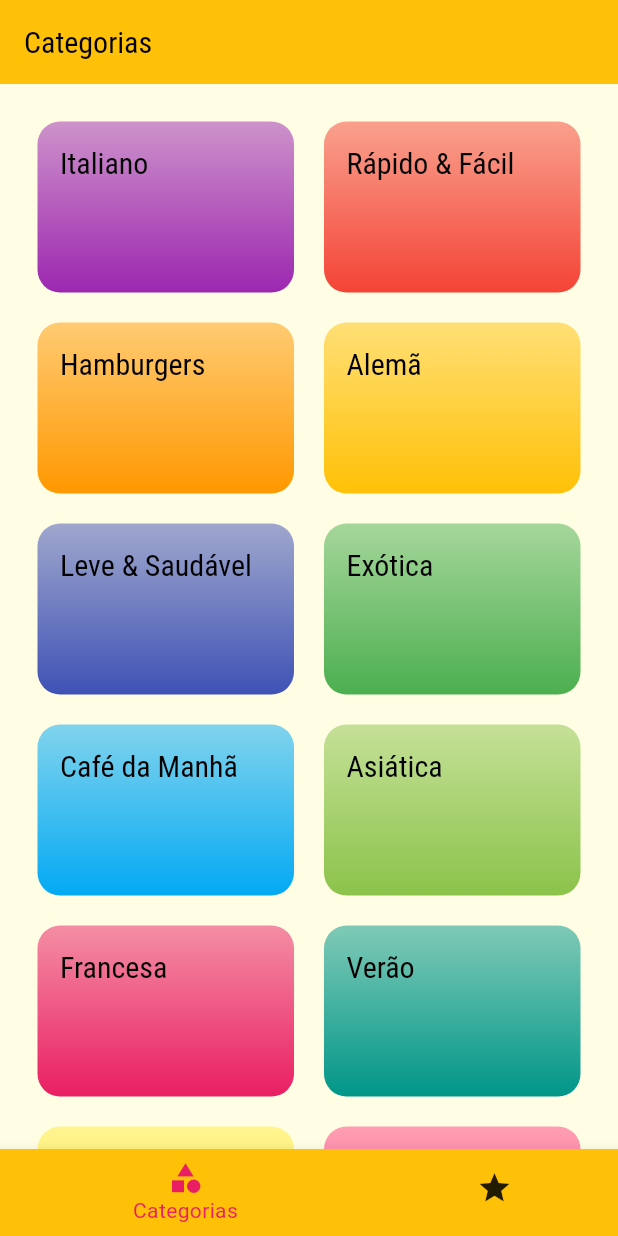
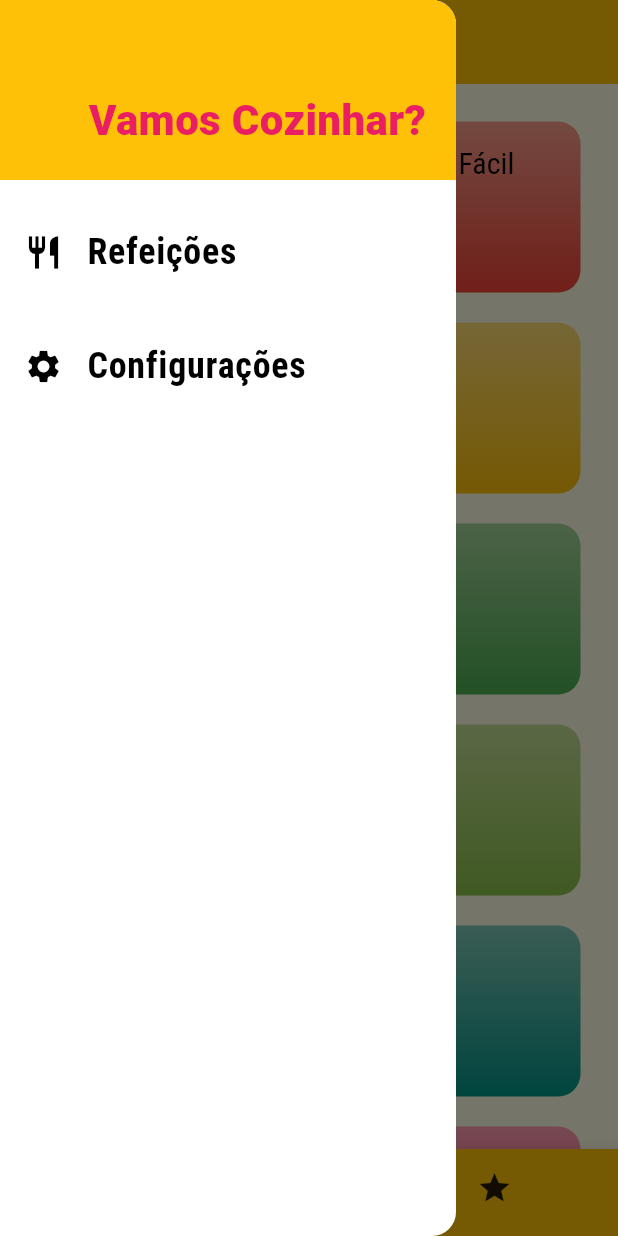
Before and after one commit to ArthurRCastilho/RecipesApp, a Flutter app: the screen it shows after launch, with the side drawer open (before the commit the screen has no drawer), on a phone screen of 412 x 824 dp. Run offline on Flutter 3.47's test engine with Material 3 defaults, Android fonts, the phone set to English and light mode, and no system bars.

Commit message:
Adicionando Drawer na página principal, com duas opções de configuração, que foi criada a tela de configuração, e configurado a rota para página de configuração, e o botão de refeições, que abre a página inicial do aplicativo

```diff
--- /dev/null
+++ b/lib/components/main_drawer.dart
@@ -0,0 +1,59 @@
+import 'package:flutter/material.dart';
+import '../utils/app_routes.dart';
+
+class MainDrawer extends StatelessWidget {
+  Widget _createItem(IconData icon, String label, VoidCallback onTap) {
+    return ListTile(
+      leading: Icon(
+        icon,
+        size: 26,
+      ),
+      title: Text(
+        label,
+        style: const TextStyle(
+          fontFamily: 'RobotoCondensed',
+          fontSize: 24,
+          fontWeight: FontWeight.bold,
+        ),
+      ),
+      onTap: onTap,
+    );
+  }
+
+  @override
+  Widget build(BuildContext context) {
+    return Drawer(
+      child: Column(
+        children: <Widget>[
+          Container(
+            height: 120,
+            width: double.infinity,
+            padding: EdgeInsets.all(20),
+            color: Theme.of(context).colorScheme.primary,
+            alignment: Alignment.bottomRight,
+            child: Text(
+              'Vamos Cozinhar?',
+              style: TextStyle(
+                fontWeight: FontWeight.w900,
+                fontSize: 28,
+                color: Theme.of(context).colorScheme.secondary,
+              ),
+            ),
+          ),
+          const SizedBox(height: 20),
+          _createItem(
+            Icons.restaurant,
+            'Refeições',
+            () => Navigator.of(context).pushNamed(AppRoutes.HOME),
+          ),
+          const SizedBox(height: 20),
+          _createItem(
+            Icons.settings,
+            'Configurações',
+            () => Navigator.of(context).pushNamed(AppRoutes.SETTINGS),
+          ),
+        ],
+      ),
+    );
+  }
+}
--- a/lib/main.dart
+++ b/lib/main.dart
@@ -1,5 +1,6 @@
 import 'package:flutter/material.dart';
 import 'package:recipes_app/screens/meal_detail_screen.dart';
+import 'package:recipes_app/screens/settings_screen.dart';
 import './screens/categories_screen.dart';
 import './screens/categories_meals_screen.dart';
 import './utils/app_routes.dart';
@@ -39,6 +40,7 @@ class MyApp extends StatelessWidget {
         AppRoutes.HOME: (ctx) => TabsScreen(),
         AppRoutes.CATEGORIES_MEALS: (ctx) => CategoriesMealsScreen(),
         AppRoutes.MEAL_DETAIL: (ctx) => MealDetailScreen(),
+        AppRoutes.SETTINGS: (ctx) => SettingsScreen(),
       },
       // onGenerateRoute: (settings) {
       //   if (settings.name == '/alguma-coisa') {
--- /dev/null
+++ b/lib/screens/settings_screen.dart
@@ -0,0 +1,15 @@
+import 'package:flutter/material.dart';
+
+class SettingsScreen extends StatelessWidget {
+  @override
+  Widget build(BuildContext context) {
+    return Scaffold(
+      appBar: AppBar(
+        title: const Text('Configurações'),
+      ),
+      body: const Center(
+        child: Text('Configurações'),
+      ),
+    );
+  }
+}
--- a/lib/screens/tabs_screen.dart
+++ b/lib/screens/tabs_screen.dart
@@ -1,6 +1,7 @@
 import 'package:flutter/material.dart';
 import 'categories_screen.dart';
 import 'favorite_screen.dart';
+import '../components/main_drawer.dart';
 
 class TabsScreen extends StatefulWidget {
   @override
@@ -28,6 +29,7 @@ class _TabsScreenState extends State<TabsScreen> {
           _screens[_selectedScreenIndex]['title'] as String,
         ),
       ),
+      drawer: MainDrawer(),
       body: _screens[_selectedScreenIndex]['screen'] as Widget,
       bottomNavigationBar: BottomNavigationBar(
         onTap: _selectScreen,
--- a/lib/utils/app_routes.dart
+++ b/lib/utils/app_routes.dart
@@ -2,4 +2,5 @@ class AppRoutes {
   static const HOME = '/';
   static const CATEGORIES_MEALS = '/categories-meals';
   static const MEAL_DETAIL = '/meal-detail';
+  static const SETTINGS = '/settings';
 }
```
Also changed, not shown: 1 other file.
